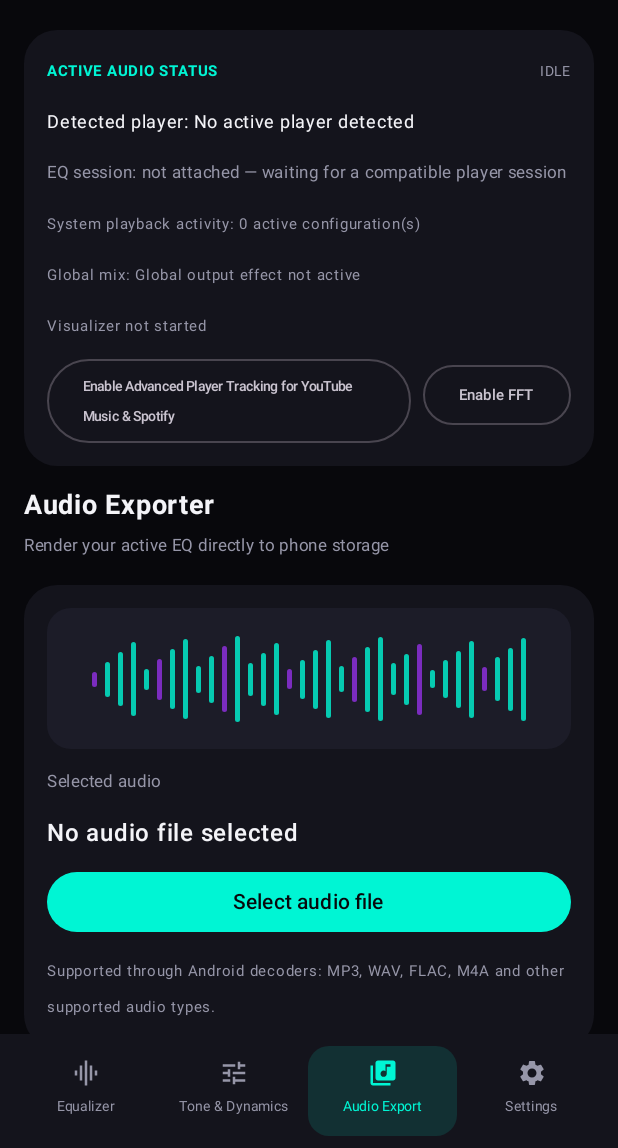
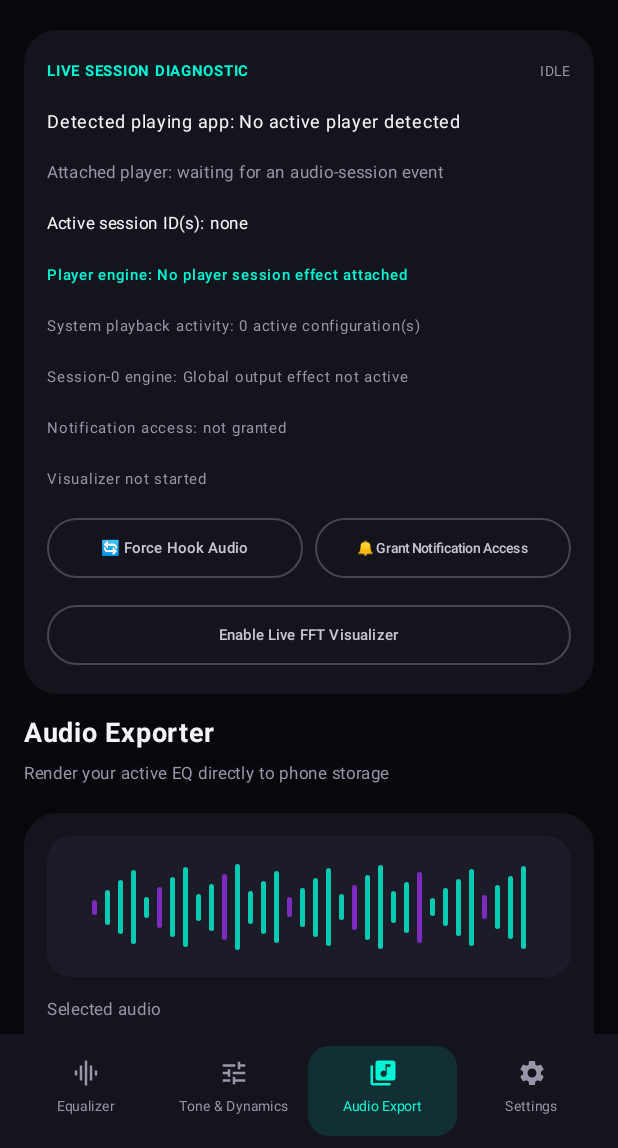
Before and after one commit to rohitkhandel/JR-EQUILZER, an Android app built with Jetpack Compose: the screen it shows after launch (MainActivity), after a tap on "Audio Export", on a phone screen of 412 x 824 dp, the part 88-1236 px from its top. Run offline under Robolectric (Android 15) with nearby library versions, the phone set to English and light mode, and no system bars.

Commit message:
Restore v3 auto-start lifecycle and add v4.1 live reconnect diagnostics

```diff
--- a/app/src/main/java/com/jr/equalizer/ui/MainActivity.kt
+++ b/app/src/main/java/com/jr/equalizer/ui/MainActivity.kt
@@ -134,6 +134,24 @@ class MainActivity : ComponentActivity() {
                 JrEqualizerApp()
             }
         }
+        // Restore the foreground hook whenever Android recreates the activity.
+        ensurePersistedAudioServiceStarted()
+    }
+
+    override fun onResume() {
+        super.onResume()
+        ensurePersistedAudioServiceStarted()
+    }
+
+    private fun ensurePersistedAudioServiceStarted() {
+        val prefs = getSharedPreferences(GlobalEqService.PREFS, Context.MODE_PRIVATE)
+        if (!prefs.getBoolean(GlobalEqService.KEY_ENABLED, false)) return
+        val start = Intent(this, GlobalEqService::class.java).apply {
+            action = GlobalEqService.ACTION_ENABLE
+            putExtra(GlobalEqService.EXTRA_JSON, prefs.getString(GlobalEqService.KEY_SETTINGS, null))
+        }
+        runCatching { ContextCompat.startForegroundService(this, start) }
+            .onFailure { android.util.Log.w("JR-EQ", "Could not restore the saved foreground audio hook", it) }
     }
 }
 
@@ -192,19 +210,51 @@ private fun JrEqualizerApp() {
     val latestSettings by rememberUpdatedState(settings)
     val latestDeviceProfile by rememberUpdatedState(activeDeviceProfile)
 
-    // Compose state changes immediately; the existing foreground DSP service
-    // receives its ACTION_UPDATE directly from the tap callback (not a broadcast).
+    // Every Cyber-Studio tap persists the new state and immediately asks the
+    // active service to apply it to existing effects and reattach known sessions.
     fun applySettings(next: DspSettings) {
         settings = next
         DspSettingsStore.save(context, next)
         DeviceProfileStore.save(context, activeDeviceProfile, next)
         if (globalEnabled) {
             runCatching {
-                context.startService(Intent(context, GlobalEqService::class.java).apply {
-                    action = GlobalEqService.ACTION_UPDATE
-                    putExtra(GlobalEqService.EXTRA_JSON, next.toJsonString())
-                })
+                context.getSharedPreferences(GlobalEqService.PREFS, Context.MODE_PRIVATE).edit()
+                    .putBoolean(GlobalEqService.KEY_ENABLED, true)
+                    .putString(GlobalEqService.KEY_SETTINGS, next.toJsonString())
+                    .apply()
+                ContextCompat.startForegroundService(
+                    context,
+                    Intent(context, GlobalEqService::class.java).apply {
+                        action = GlobalEqService.ACTION_REATTACH_SESSIONS
+                        putExtra(GlobalEqService.EXTRA_JSON, next.toJsonString())
+                    }
+                )
+            }.onFailure {
+                globalStatus = it.message ?: "Could not apply the current DSP state."
             }
+        }
+    }
+
+    fun forceReconnect() {
+        globalEnabled = true
+        val json = settings.toJsonString()
+        context.getSharedPreferences(GlobalEqService.PREFS, Context.MODE_PRIVATE).edit()
+            .putBoolean(GlobalEqService.KEY_ENABLED, true)
+            .putString(GlobalEqService.KEY_SETTINGS, json)
+            .apply()
+        runCatching {
+            ContextCompat.startForegroundService(
+                context,
+                Intent(context, GlobalEqService::class.java).apply {
+                    action = GlobalEqService.ACTION_REATTACH_SESSIONS
+                    putExtra(GlobalEqService.EXTRA_JSON, json)
+                }
+            )
+            globalStatus = "Force reconnect requested — waiting for player session events."
+            Toast.makeText(context, "Audio hook reconnect requested. Start playback to trigger a session event.", Toast.LENGTH_LONG).show()
+        }.onFailure {
+            globalStatus = it.message ?: "Audio hook reconnect failed."
+            Toast.makeText(context, globalStatus, Toast.LENGTH_LONG).show()
         }
     }
 
@@ -443,11 +493,14 @@ private fun JrEqualizerApp() {
                 detectedPlaying = audioRuntime.detectedPlaying,
                 hookedAppName = audioRuntime.hookedAppName,
                 hookedSessionId = audioRuntime.hookedSessionId,
+                attachedSessionIds = audioRuntime.attachedSessionIds,
+                attachedEngine = audioRuntime.attachedEngine,
                 playbackConfigurationCount = audioRuntime.playbackConfigurationCount,
                 globalEngine = audioRuntime.globalEngine,
                 visualizerStatus = audioRuntime.visualizerStatus,
                 listenerEnabled = notificationListenerEnabled,
-                onEnableTracking = {
+                onForceReconnect = { forceReconnect() },
+                onGrantNotificationAccess = {
                     runCatching {
                         context.startActivity(Intent(AndroidSettings.ACTION_NOTIFICATION_LISTENER_SETTINGS))
                     }.onFailure {
@@ -511,7 +564,7 @@ private fun JrEqualizerApp() {
                     onExport = { jsonSaver.launch("JR-EQ-Preset.json") }
                 )
             }
-            Text("JR-EQUILZER • CYBER-STUDIO DSP • v4.0.0", color = Muted, fontSize = 10.sp, modifier = Modifier.align(Alignment.CenterHorizontally).padding(vertical = 8.dp))
+            Text("JR-EQUILZER • CYBER-STUDIO DSP • v4.1.0", color = Muted, fontSize = 10.sp, modifier = Modifier.align(Alignment.CenterHorizontally).padding(vertical = 8.dp))
         }
     }
 }
@@ -538,38 +591,48 @@ private fun AudioStatusBanner(
     detectedPlaying: Boolean,
     hookedAppName: String,
     hookedSessionId: Int?,
+    attachedSessionIds: List<Int>,
+    attachedEngine: String,
     playbackConfigurationCount: Int,
     globalEngine: String,
     visualizerStatus: String,
     listenerEnabled: Boolean,
-    onEnableTracking: () -> Unit,
+    onForceReconnect: () -> Unit,
+    onGrantNotificationAccess: () -> Unit,
     onEnableVisualizer: () -> Unit
 ) {
     PanelCard {
         Row(verticalAlignment = Alignment.CenterVertically) {
-            Text("ACTIVE AUDIO STATUS", color = Cyan, fontSize = 10.sp, fontWeight = FontWeight.Bold, modifier = Modifier.weight(1f))
+            Text("LIVE SESSION DIAGNOSTIC", color = Cyan, fontSize = 10.sp, fontWeight = FontWeight.Bold, modifier = Modifier.weight(1f))
             Text(if (detectedPlaying) "PLAYING" else "IDLE", color = if (detectedPlaying) Cyan else Muted, fontSize = 9.sp)
         }
-        Text("Detected player: $detectedAppName", color = White, fontSize = 12.sp)
+        Text("Detected playing app: $detectedAppName", color = White, fontSize = 12.sp)
         Text(
-            if (hookedSessionId != null) "EQ session attached: $hookedAppName • ID $hookedSessionId"
-            else "EQ session: not attached — waiting for a compatible player session",
+            if (hookedSessionId != null) "Attached player: $hookedAppName"
+            else "Attached player: waiting for an audio-session event",
             color = if (hookedSessionId != null) Cyan else Muted,
             fontSize = 11.sp
         )
+        Text(
+            "Active session ID(s): " + (attachedSessionIds.takeIf { it.isNotEmpty() }?.joinToString(", ") ?: "none"),
+            color = White,
+            fontSize = 11.sp
+        )
+        Text("Player engine: $attachedEngine", color = Cyan, fontSize = 10.sp, fontWeight = FontWeight.SemiBold)
         Text("System playback activity: $playbackConfigurationCount active configuration(s)", color = Muted, fontSize = 10.sp)
-        Text("Global mix: $globalEngine", color = Muted, fontSize = 10.sp, maxLines = 2, overflow = TextOverflow.Ellipsis)
+        Text("Session-0 engine: $globalEngine", color = Muted, fontSize = 10.sp, maxLines = 2, overflow = TextOverflow.Ellipsis)
+        Text("Notification access: " + if (listenerEnabled) "granted" else "not granted", color = if (listenerEnabled) Cyan else Muted, fontSize = 10.sp)
         Text(visualizerStatus, color = Muted, fontSize = 10.sp, maxLines = 2, overflow = TextOverflow.Ellipsis)
         Row(horizontalArrangement = Arrangement.spacedBy(8.dp)) {
-            HapticOutlinedButton(onClick = onEnableTracking, modifier = Modifier.weight(1f)) {
-                Text(
-                    if (listenerEnabled) "Player tracking enabled" else "Enable Advanced Player Tracking for YouTube Music & Spotify",
-                    fontSize = 9.sp
-                )
+            HapticOutlinedButton(onClick = onForceReconnect, modifier = Modifier.weight(1f)) {
+                Text("🔄 Force Hook Audio", fontSize = 10.sp)
             }
-            HapticOutlinedButton(onClick = onEnableVisualizer) {
-                Text("Enable FFT", fontSize = 10.sp)
+            HapticOutlinedButton(onClick = onGrantNotificationAccess, modifier = Modifier.weight(1f)) {
+                Text(if (listenerEnabled) "🔔 Notification Access" else "🔔 Grant Notification Access", fontSize = 9.sp)
             }
+        }
+        HapticOutlinedButton(onClick = onEnableVisualizer, modifier = Modifier.fillMaxWidth()) {
+            Text("Enable Live FFT Visualizer", fontSize = 10.sp)
         }
     }
 }
```
